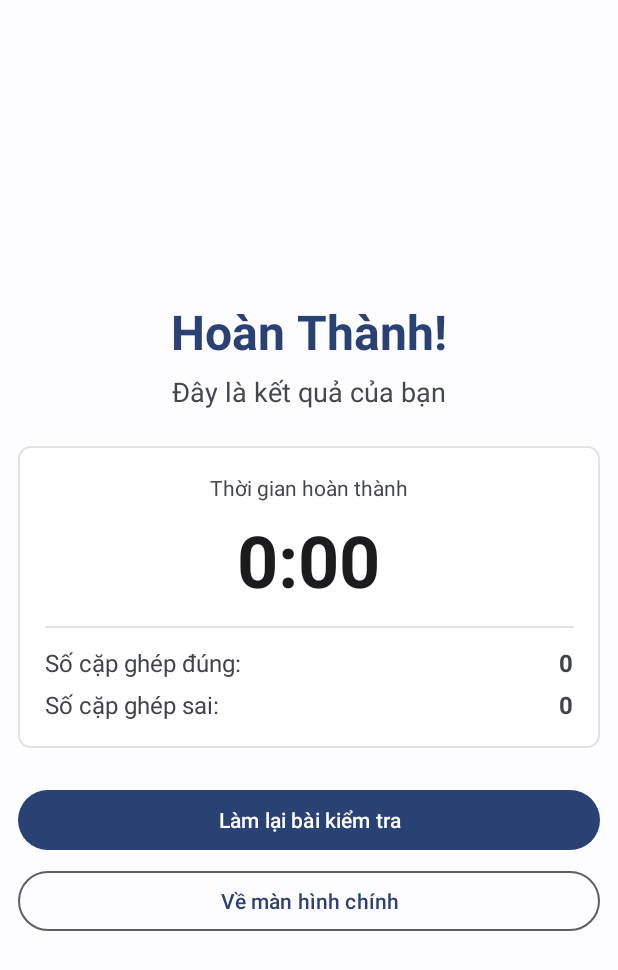
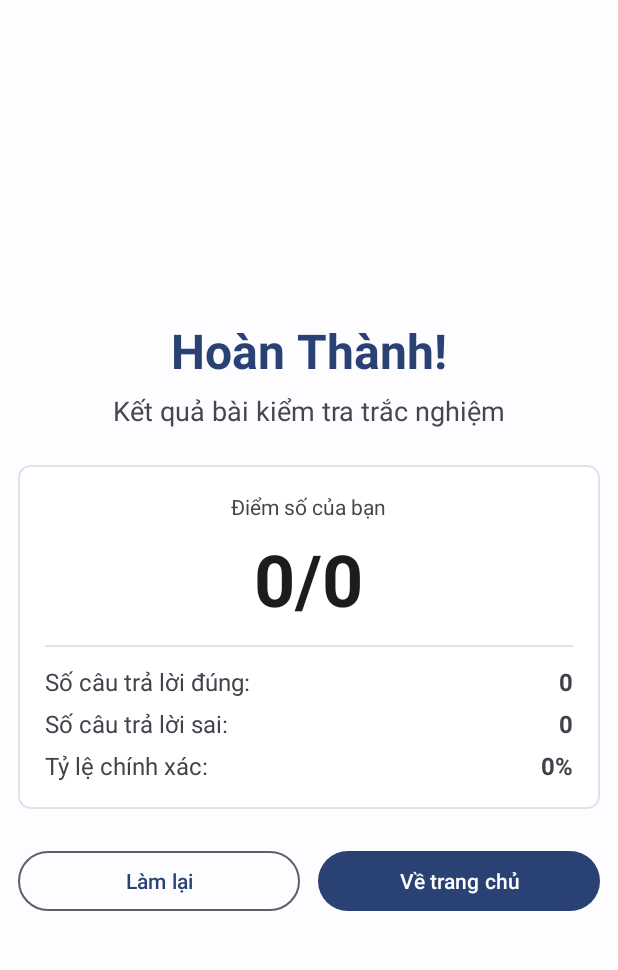
Before and after one commit to Skun01/LearningEnglishApplication, an Android app: the QuizResultActivity screen opened directly, with no data from a screen before it, on a phone screen of 412 x 824 dp. Shown: the top 970 px of the screen. Run offline under Robolectric (Android 15) with nearby library versions, the phone set to English and light mode, and no system bars.

Commit message:
fix quiz results

```diff
--- a/app/src/main/java/com/example/learningenglishapplication/Quiz/QuizResultActivity.java
+++ b/app/src/main/java/com/example/learningenglishapplication/Quiz/QuizResultActivity.java
@@ -31,22 +31,24 @@ public class QuizResultActivity extends BaseChildActivity {
 
         int score = getIntent().getIntExtra("SCORE", 0);
         int totalQuestions = getIntent().getIntExtra("TOTAL_QUESTIONS", 0);
-        int completionTime = getIntent().getIntExtra("COMPLETION_TIME", 0);
 
         tvFinalScore = findViewById(R.id.tv_final_score);
         tvCorrectAnswers = findViewById(R.id.tv_correct_answers);
         tvWrongAnswers = findViewById(R.id.tv_wrong_answers);
+        TextView tvAccuracy = findViewById(R.id.tv_accuracy);
         btnRetryQuiz = findViewById(R.id.btn_retry_quiz);
         btnBackToHome = findViewById(R.id.btn_back_to_home);
 
-        // Hiển thị thời gian hoàn thành thay vì điểm số
-        int minutes = completionTime / 60;
-        int seconds = completionTime % 60;
-        tvFinalScore.setText(String.format("%d:%02d", minutes, seconds));
+        // Hiển thị điểm số
+        tvFinalScore.setText(String.format("%d/%d", score, totalQuestions));
 
-        // Vẫn hiển thị số cặp đúng và số cặp sai
-        tvCorrectAnswers.setText(String.valueOf(score / 10)); // Mỗi cặp đúng được 10 điểm
-        tvWrongAnswers.setText(String.valueOf(totalQuestions - (score / 10)));
+        // Hiển thị số câu trả lời đúng và sai
+        tvCorrectAnswers.setText(String.valueOf(score));
+        tvWrongAnswers.setText(String.valueOf(totalQuestions - score));
+
+        // Tính và hiển thị tỷ lệ chính xác
+        int accuracyPercentage = totalQuestions > 0 ? (score * 100) / totalQuestions : 0;
+        tvAccuracy.setText(String.format("%d%%", accuracyPercentage));
 
         btnRetryQuiz.setOnClickListener(v -> {
             // Quay lại màn hình thiết lập Quiz
--- a/app/src/main/res/layout/activity_quiz_result.xml
+++ b/app/src/main/res/layout/activity_quiz_result.xml
@@ -20,7 +20,7 @@
     <TextView
         android:layout_width="wrap_content"
         android:layout_height="wrap_content"
-        android:text="Đây là kết quả của bạn"
+        android:text="Kết quả bài kiểm tra trắc nghiệm"
         android:textSize="18sp"
         android:layout_marginTop="@dimen/spacing_small"
         android:textColor="@color/text_color_secondary"/>
@@ -37,7 +37,7 @@
         <TextView
             android:layout_width="wrap_content"
             android:layout_height="wrap_content"
-            android:text="Thời gian hoàn thành"
+            android:text="Điểm số của bạn"
             android:layout_gravity="center_horizontal"
             android:textColor="@color/text_color_secondary"/>
 
@@ -68,13 +68,13 @@
                 android:layout_width="0dp"
                 android:layout_weight="1"
                 android:layout_height="wrap_content"
-                android:text="Số cặp ghép đúng:"
+                android:text="Số câu trả lời đúng:"
                 android:textSize="16sp"/>
             <TextView
                 android:id="@+id/tv_correct_answers"
                 android:layout_width="wrap_content"
                 android:layout_height="wrap_content"
-                tools:text="5"
+                tools:text="18"
                 android:textStyle="bold"
                 android:textSize="16sp"/>
         </LinearLayout>
@@ -87,37 +87,61 @@
                 android:layout_width="0dp"
                 android:layout_weight="1"
                 android:layout_height="wrap_content"
-                android:text="Số cặp ghép sai:"
+                android:text="Số câu trả lời sai:"
                 android:textSize="16sp"/>
             <TextView
                 android:id="@+id/tv_wrong_answers"
                 android:layout_width="wrap_content"
                 android:layout_height="wrap_content"
-                tools:text="0"
+                tools:text="2"
                 android:textStyle="bold"
                 android:textSize="16sp"/>
         </LinearLayout>
-
+        <LinearLayout
+            android:layout_width="match_parent"
+            android:layout_height="wrap_content"
+            android:orientation="horizontal"
+            android:layout_marginTop="@dimen/spacing_small">
+            <TextView
+                android:layout_width="0dp"
+                android:layout_weight="1"
+                android:layout_height="wrap_content"
+                android:text="Tỷ lệ chính xác:"
+                android:textSize="16sp"/>
+            <TextView
+                android:id="@+id/tv_accuracy"
+                android:layout_width="wrap_content"
+                android:layout_height="wrap_content"
+                tools:text="90%"
+                android:textStyle="bold"
+                android:textSize="16sp"/>
+        </LinearLayout>
     </LinearLayout>
 
-    <!-- Nút chức năng -->
+    <!-- Nút điều hướng -->
     <LinearLayout
         android:layout_width="match_parent"
         android:layout_height="wrap_content"
-        android:orientation="vertical"
+        android:orientation="horizontal"
         android:layout_marginTop="@dimen/spacing_extra_large">
 
         <Button
             android:id="@+id/btn_retry_quiz"
-            android:layout_width="match_parent"
+            android:layout_width="0dp"
+            android:layout_weight="1"
             android:layout_height="wrap_content"
-            android:text="Làm lại bài kiểm tra"/>
+            android:text="Làm lại"
+            android:layout_marginEnd="@dimen/spacing_small"
+            style="@style/Widget.Material3.Button.OutlinedButton"/>
+
         <Button
             android:id="@+id/btn_back_to_home"
-            android:layout_width="match_parent"
+            android:layout_width="0dp"
+            android:layout_weight="1"
             android:layout_height="wrap_content"
-            android:text="Về màn hình chính"
-            style="?attr/materialButtonOutlinedStyle"
-            android:layout_marginTop="@dimen/spacing_small"/>
+            android:text="Về trang chủ"
+            android:layout_marginStart="@dimen/spacing_small"/>
+
     </LinearLayout>
+
 </LinearLayout>
```
Also changed, not shown: app/src/main/java/com/example/learningenglishapplication/Quiz/MeaningQuizActivity.java (+7 -3 lines), app/src/main/java/com/example/learningenglishapplication/Quiz/QuizActivity.java (+4 -3 lines), app/src/main/res/drawable/enhanced_correct_answer.xml (added, +16 -0 lines), app/src/main/res/drawable/enhanced_wrong_answer.xml (added, +16 -0 lines).
